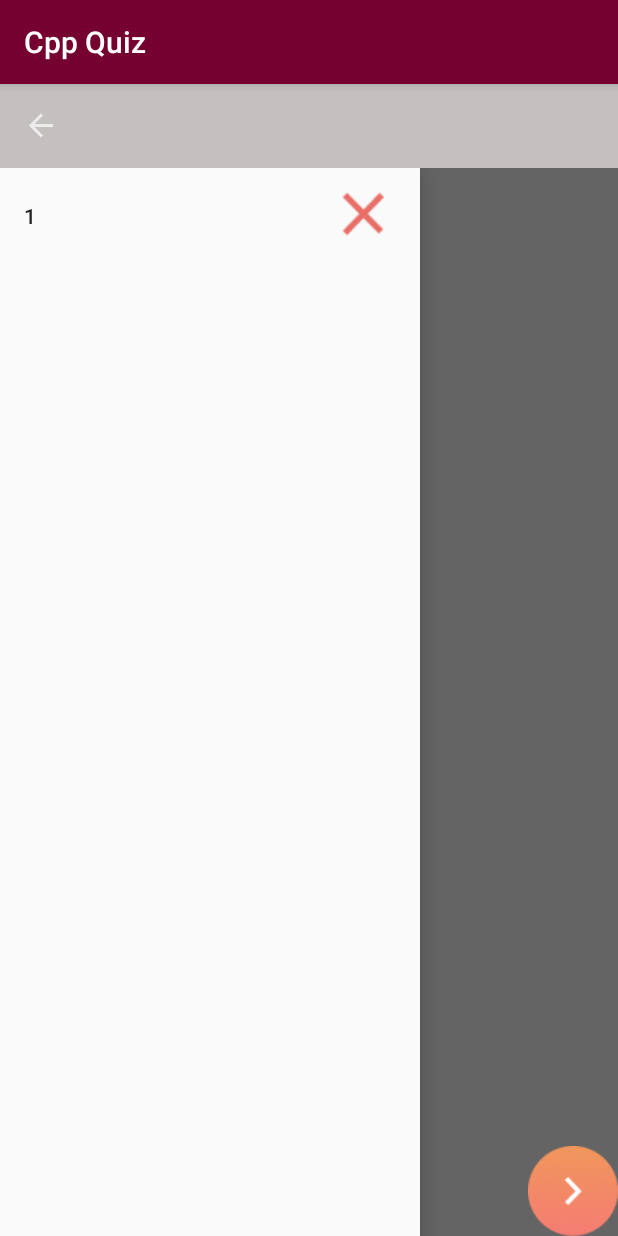
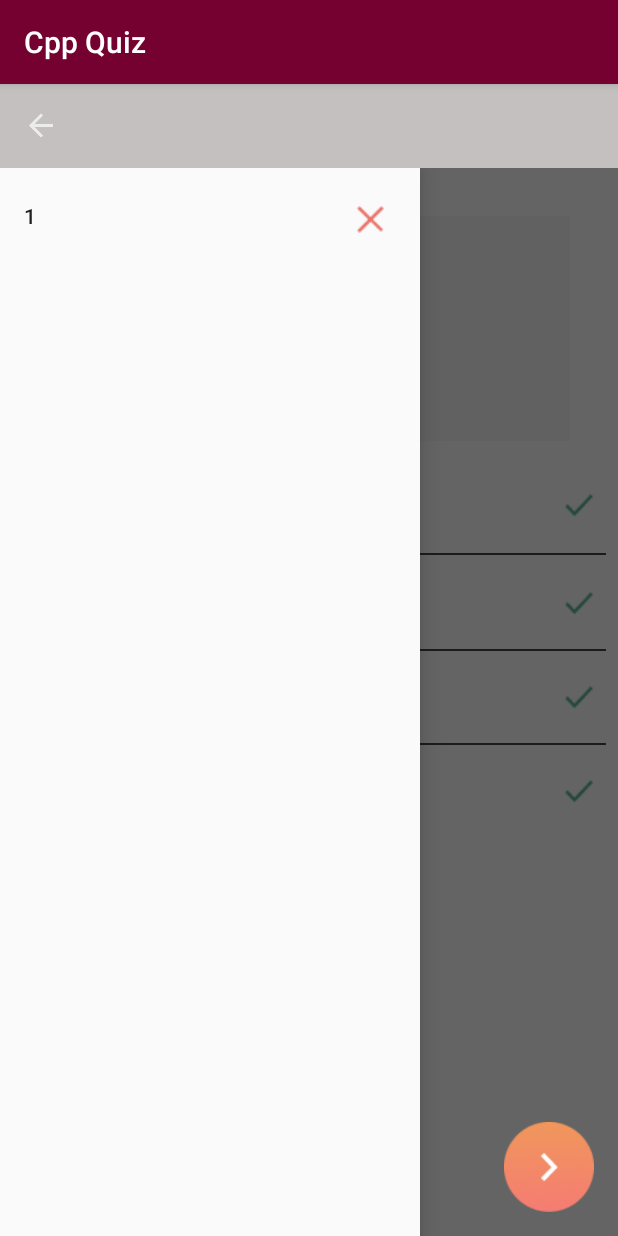
Before and after one commit to diman240798/Board, an Android app: the TestActivity screen opened directly, with no data from a screen before it, with the side drawer open, on a phone screen of 412 x 824 dp. Run offline under Robolectric (Android 15) with nearby library versions, the phone set to English and light mode, and no system bars.

Commit message:
ViewPager with swipe disabling

```diff
--- a/app/src/main/java/cpp/quiz/sfedu/cppquiz/test/activity/TestActivity.kt
+++ b/app/src/main/java/cpp/quiz/sfedu/cppquiz/test/activity/TestActivity.kt
@@ -21,26 +21,14 @@ class TestActivity : AppCompatActivity() {
         setContentView(R.layout.activity_test)
 
 
+
+        fragments.add(TestFragment(TestBaseClass()))
+        fragments.add(TestFragment(TestBaseClass()))
+        fragments.add(TestFragment(TestBaseClass()))
+
         configDrawer()
         configViewPager()
 
-
-        /*supportFragmentManager
-            .beginTransaction()
-            .add(R.id.test_fragment, fragments[currentFragmentNumber])
-            .commit()*/
-    }
-
-    private fun configViewPager() {
-        //set viewpager adapter
-        val pagerAdapter = ViewPagerAdapter(supportFragmentManager)
-        /*for (fragment in fragments) {
-            pagerAdapter.addFragment(fragment, "Title from test")
-        }*/
-        viewPager.setAdapter(pagerAdapter)
-
-        //change Tab selection when swipe ViewPager
-        //        viewPager.addOnPageChangeListener(TabLayout.TabLayoutOnPageChangeListener(tabLayout))
     }
 
     private fun configDrawer() {
@@ -59,13 +47,23 @@ class TestActivity : AppCompatActivity() {
         //navigationView.setNavigationItemSelectedListener(this)
     }
 
+    private fun configViewPager() {
+        //set viewpager adapter
+        val pagerAdapter = ViewPagerAdapter(supportFragmentManager)
+        for (fragment in fragments) {
+            pagerAdapter.addFragment(fragment, "Title from test")
+        }
+        viewPager.setAdapter(pagerAdapter)
+
+        //change Tab selection when swipe ViewPager
+        //        viewPager.addOnPageChangeListener(TabLayout.TabLayoutOnPageChangeListener(tabLayout))
+    }
+
     fun onNextPressed(view: View) {
         if (currentFragmentNumber + 1 > fragments.size)
             return
         currentFragmentNumber += 1
-        supportFragmentManager
-            .beginTransaction()
-            .replace(R.id.test_fragment, fragments[currentFragmentNumber])
-            .commit()
+//        viewPager.swipeEnabled = true
+        viewPager.setCurrentItem(currentFragmentNumber, true)
     }
 }
--- a/app/src/main/res/layout/activity_test.xml
+++ b/app/src/main/res/layout/activity_test.xml
@@ -6,6 +6,8 @@
         android:layout_width="match_parent"
         android:layout_height="match_parent"
         tools:context=".test.activity.TestActivity">
+
+
     <LinearLayout android:orientation="vertical"
                   android:layout_width="match_parent"
                   android:layout_height="match_parent">
@@ -24,7 +26,7 @@
                 android:layout_width="match_parent"
                 android:layout_height="match_parent">
 
-            <android.support.v4.view.ViewPager
+            <cpp.quiz.sfedu.cppquiz.ui.CustomViewPager
                     android:id="@+id/viewPager"
                     android:layout_width="match_parent"
                     android:layout_height="wrap_content"/>
@@ -39,16 +41,11 @@
             <!--app:menu="@menu/drawer_menu"-->
 
         </android.support.v4.widget.DrawerLayout>
+    </LinearLayout>
 
 
-        <FrameLayout
-                android:id="@+id/test_fragment"
-                android:layout_width="match_parent"
-                android:layout_height="match_parent"/>
-
-    </LinearLayout>
-
     <ImageView
+            android:layout_margin="16dp"
             android:background="@drawable/next_button"
             android:layout_gravity="bottom|end"
             android:onClick="onNextPressed"
--- a/app/src/main/res/layout/drawer_menu_item.xml
+++ b/app/src/main/res/layout/drawer_menu_item.xml
@@ -3,11 +3,13 @@
         xmlns:android="http://schemas.android.com/apk/res/android"
         xmlns:app="http://schemas.android.com/apk/res-auto" xmlns:tools="http://schemas.android.com/tools"
         android:layout_width="match_parent"
-                                             android:layout_height="match_parent">
+        android:layout_height="match_parent">
 
     <ImageView
             android:layout_width="wrap_content"
             android:layout_height="wrap_content" app:srcCompat="@drawable/cross"
             android:id="@+id/imageView" app:layout_constraintEnd_toEndOf="parent" android:layout_marginEnd="8dp"
-            android:layout_marginTop="8dp" app:layout_constraintTop_toTopOf="parent"/>
+            android:layout_marginTop="8dp" app:layout_constraintTop_toTopOf="parent"
+            android:paddingTop="4dp"
+            app:layout_constraintBottom_toBottomOf="parent" android:layout_marginBottom="8dp"/>
 </android.support.constraint.ConstraintLayout>
--- a/app/src/main/res/layout/test_layout.xml
+++ b/app/src/main/res/layout/test_layout.xml
@@ -8,7 +8,7 @@
 
     <!--question-->
     <TextView
-            tools:text="Question Question Question "
+            tools:text="Question Question Question"
             android:padding="16dp"
             android:layout_margin="32dp"
             style="@style/TextAppearance.MaterialComponents.Headline6"
```
Also changed, not shown: app/src/main/java/cpp/quiz/sfedu/cppquiz/test/TestFragment.kt (+6 -1 lines), app/src/main/java/cpp/quiz/sfedu/cppquiz/ui/CustomViewPager.kt (added, +26 -0 lines), app/src/main/res/drawable/cross.png, app/src/main/res/drawable/ok.png.
